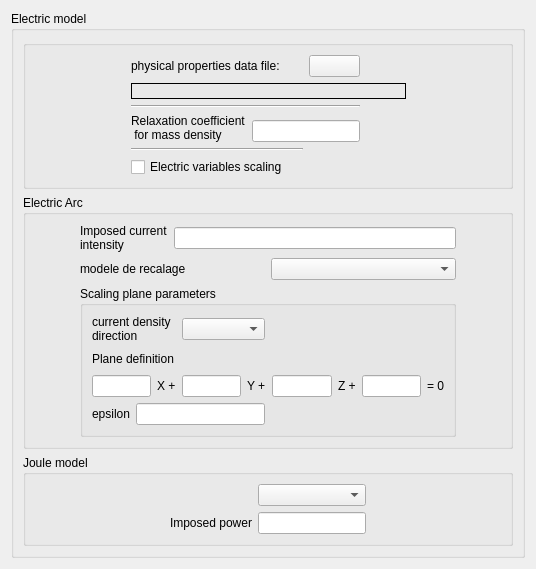
Above: gui/Pages/ElectricalForm.ui from code-saturne/code_saturne before the change. Below: the same form after it.
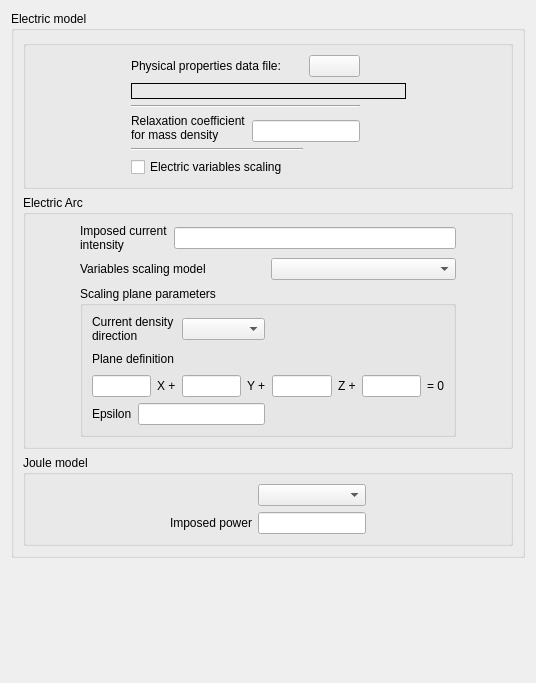
That is the form after the change. Icons and pictures are not drawn.

Patch:
```diff
--- a/gui/Pages/ElectricalForm.ui
+++ b/gui/Pages/ElectricalForm.ui
@@ -7,7 +7,7 @@
     <x>0</x>
     <y>0</y>
     <width>536</width>
-    <height>553</height>
+    <height>683</height>
    </rect>
   </property>
   <property name="windowTitle">
@@ -44,7 +44,7 @@
            <item row="0" column="0" colspan="2">
             <widget class="QLabel" name="labelPropertiesData">
              <property name="text">
-              <string>physical properties data file: </string>
+              <string>Physical properties data file: </string>
              </property>
             </widget>
            </item>
@@ -111,7 +111,7 @@
             <widget class="QLabel" name="label">
              <property name="text">
               <string>Relaxation coefficient
- for mass density</string>
+for mass density</string>
              </property>
             </widget>
            </item>
@@ -222,7 +222,7 @@
            <item>
             <widget class="QLabel" name="labelScalingModel">
              <property name="text">
-              <string>modele de recalage</string>
+              <string>Variables scaling model</string>
              </property>
             </widget>
            </item>
@@ -255,7 +255,7 @@
               <item>
                <widget class="QLabel" name="label_5">
                 <property name="text">
-                 <string>current density
+                 <string>Current density
 direction</string>
                 </property>
                </widget>
@@ -347,7 +347,7 @@
               <item>
                <widget class="QLabel" name="label_9">
                 <property name="text">
-                 <string>epsilon</string>
+                 <string>Epsilon</string>
                 </property>
                </widget>
               </item>
```
Left out of the diff: 109 changed lines with no effect on the pictures.
